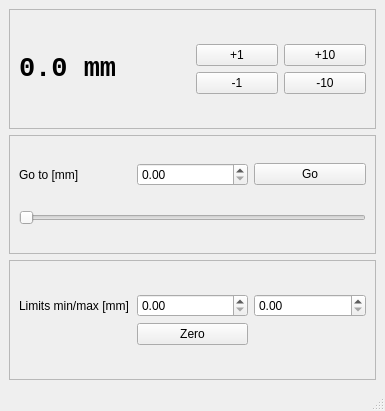
nbassler/cbeam, file src/slider.ui: the form before one commit.
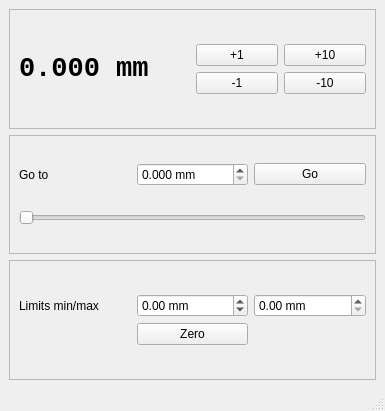
The form after the commit.

```diff
--- a/src/slider.ui
+++ b/src/slider.ui
@@ -55,7 +55,7 @@
                 </font>
                </property>
                <property name="text">
-                <string>0.0 mm</string>
+                <string>0.000 mm</string>
                </property>
               </widget>
              </item>
@@ -112,12 +112,18 @@
            <item>
             <widget class="QLabel" name="label_2">
              <property name="text">
-              <string>Go to [mm]</string>
+              <string>Go to</string>
              </property>
             </widget>
            </item>
            <item>
             <widget class="QDoubleSpinBox" name="doubleSpinBox_goPos">
+             <property name="suffix">
+              <string> mm</string>
+             </property>
+             <property name="decimals">
+              <number>3</number>
+             </property>
              <property name="maximum">
               <double>500.000000000000000</double>
              </property>
@@ -158,6 +164,9 @@
           <layout class="QGridLayout" name="gridLayout_2">
            <item row="0" column="2">
             <widget class="QDoubleSpinBox" name="doubleSpinBox_ulim">
+             <property name="suffix">
+              <string> mm</string>
+             </property>
              <property name="maximum">
               <double>500.000000000000000</double>
              </property>
@@ -165,6 +174,12 @@
            </item>
            <item row="0" column="1">
             <widget class="QDoubleSpinBox" name="doubleSpinBox_llim">
+             <property name="suffix">
+              <string> mm</string>
+             </property>
+             <property name="minimum">
+              <double>-500.000000000000000</double>
+             </property>
              <property name="maximum">
               <double>500.000000000000000</double>
              </property>
@@ -173,7 +188,7 @@
            <item row="0" column="0">
             <widget class="QLabel" name="label_3">
              <property name="text">
-              <string>Limits min/max [mm]</string>
+              <string>Limits min/max</string>
              </property>
             </widget>
            </item>
```
Left out of the diff: 2 changed lines with no effect on the pictures.
